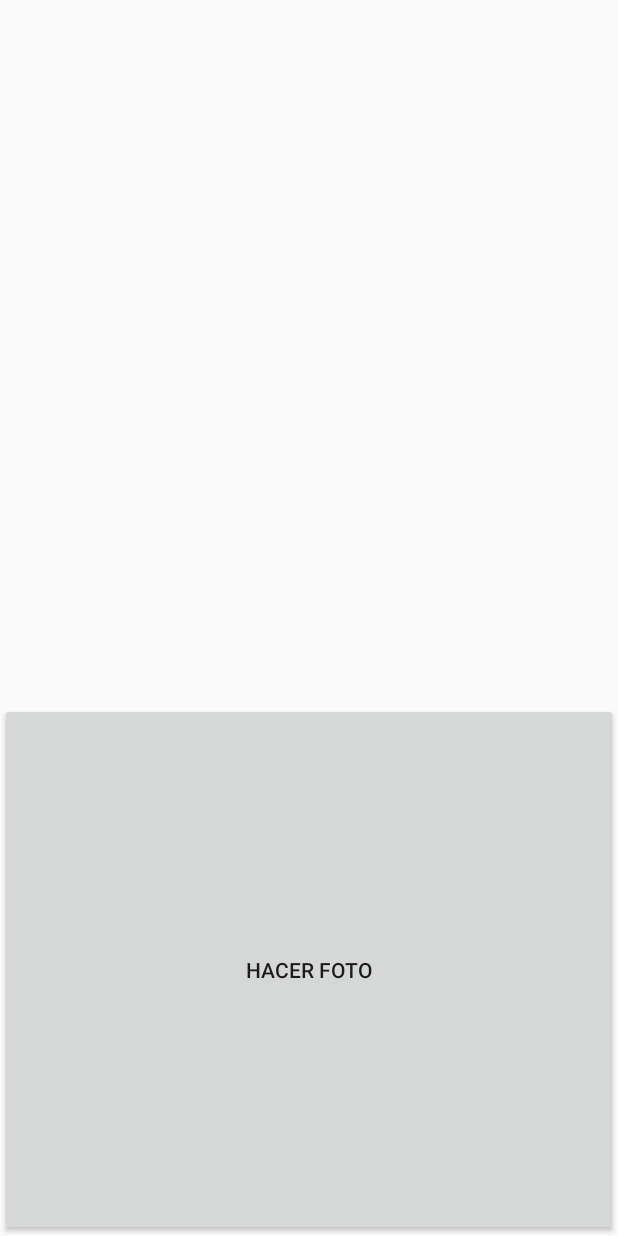
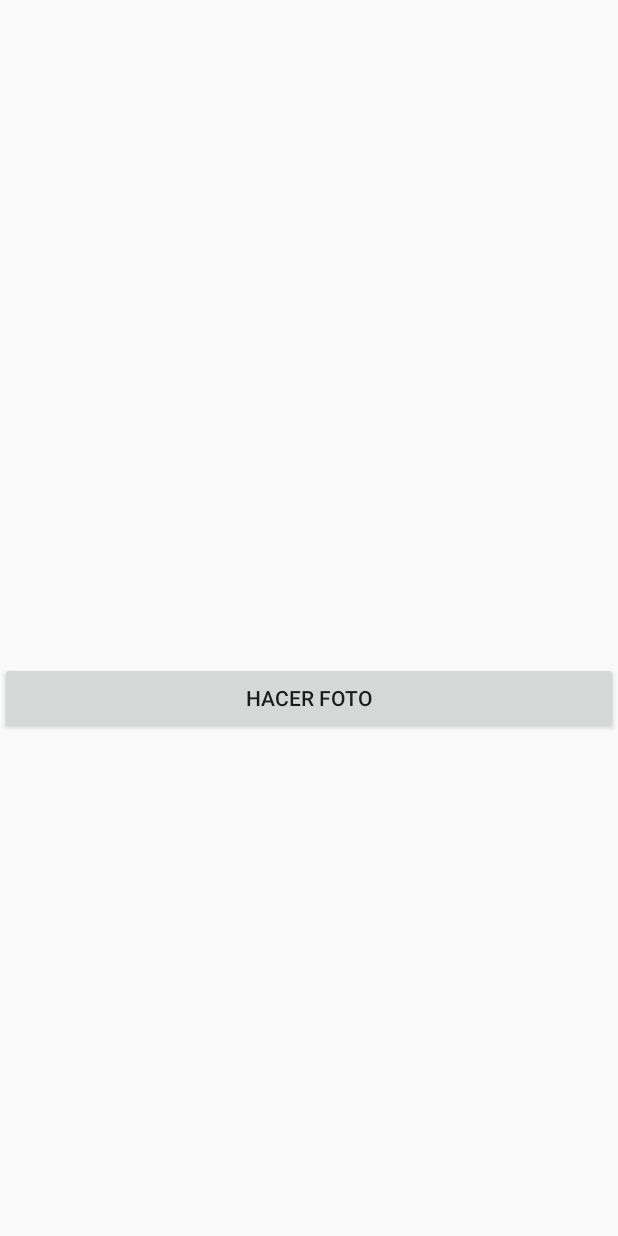
Before and after one commit to HackathonNicaragua/wolfware, an Android app: the screen it shows after launch (MainActivity), on a phone screen of 412 x 824 dp. Run offline under Robolectric (Android 15) with nearby library versions, the phone set to English and light mode, and no system bars.

Commit message:
agregar
se agrego otro imageview

```diff
--- a/app/src/main/java/com/example/wolfware/agroapp/MainActivity.java
+++ b/app/src/main/java/com/example/wolfware/agroapp/MainActivity.java
@@ -31,6 +31,7 @@ public class MainActivity extends Activity {
         super.onCreate(savedInstanceState);
         setContentView(R.layout.activity_main);
         //Relacionamos con el XML
+        img=(ImageView)this.findViewById(R.id.imageView2);
         imgv = (ImageView)this.findViewById(R.id.imageView1);
         bt_hacerfoto = (Button) this.findViewById(R.id.button1);
 
@@ -117,7 +118,7 @@ public class MainActivity extends Activity {
                          i++;
             //Añadimos el bitmap al imageView para
             //mostrarlo por pantalla
-            imgv.setImageBitmap(bMap);
+            img.setImageBitmap(bMap);
         }
     }
 }
--- a/app/src/main/res/layout/activity_main.xml
+++ b/app/src/main/res/layout/activity_main.xml
@@ -10,20 +10,24 @@
     <ImageView
         android:id="@+id/imageView1"
         android:layout_width="match_parent"
-        android:layout_height="403dp"
+        android:layout_height="126dp"
         android:layout_below="@+id/button1"
         android:layout_centerHorizontal="true"
         android:layout_marginTop="20dp" />
 
-    <TextView
-        android:id="@+id/textView3"
+    <ImageView
+        android:id="@+id/imageView2"
         android:layout_width="match_parent"
-        android:layout_height="wrap_content" />
+        android:layout_height="249dp"
+        android:layout_below="@+id/button1"
+        android:layout_centerHorizontal="true"
+        android:layout_marginTop="20dp" />
+
 
     <Button
         android:id="@+id/button1"
         android:layout_width="match_parent"
-        android:layout_height="match_parent"
+        android:layout_height="wrap_content"
         android:layout_alignParentTop="true"
         android:layout_centerHorizontal="true"
         android:layout_marginTop="26dp"
```
